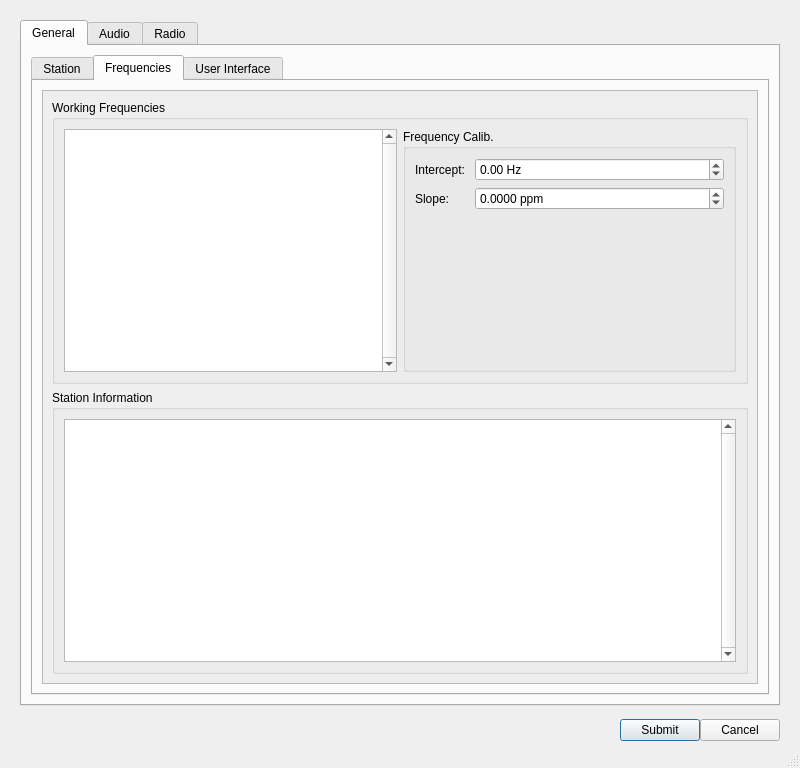
This is src/ui/dialogsettings.ui in GekkoFyre/small-world-deluxe as Qt 5 draws it before an edit. The edited form follows.
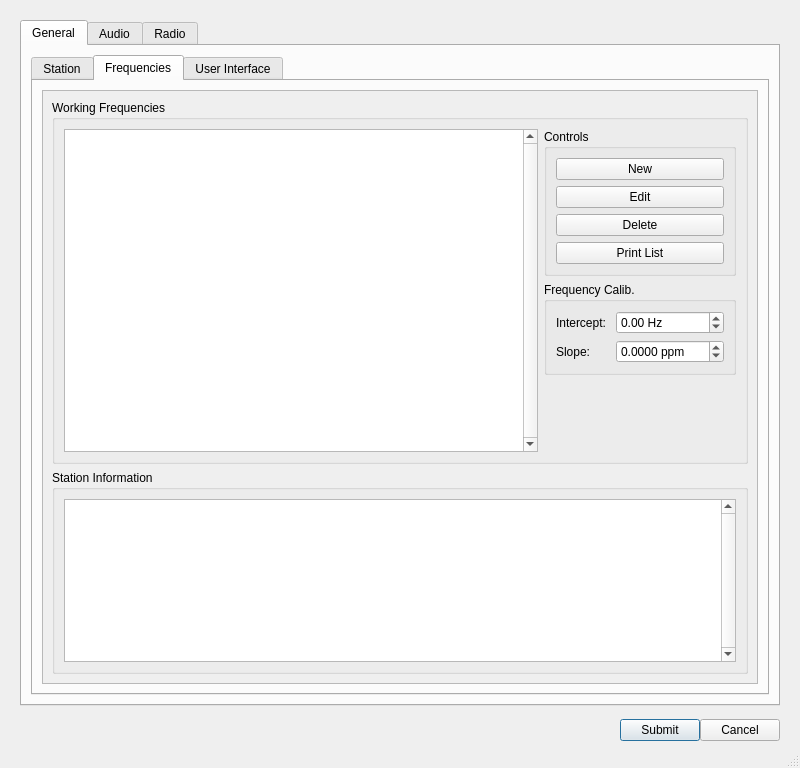
This is the edited form. The open tabs and pages were chosen to show the change.

Commit message: * The frequency list and its component values is only initialized once to the Google LevelDB now, which is upon its initial creation when the user first launches Small World Deluxe. * Updated QSettingsDialog and how the frequency table area appears.

Patch:
```diff
--- a/src/ui/dialogsettings.ui
+++ b/src/ui/dialogsettings.ui
@@ -328,6 +328,12 @@
                     <layout class="QVBoxLayout" name="verticalLayout_20">
                      <item>
                       <widget class="QGroupBox" name="groupBox_working_freqs">
+                       <property name="sizePolicy">
+                        <sizepolicy hsizetype="Preferred" vsizetype="Preferred">
+                         <horstretch>0</horstretch>
+                         <verstretch>66</verstretch>
+                        </sizepolicy>
+                       </property>
                        <property name="title">
                         <string>Working Frequencies</string>
                        </property>
@@ -336,7 +342,7 @@
                          <widget class="QTableView" name="tableView_working_freqs">
                           <property name="sizePolicy">
                            <sizepolicy hsizetype="Expanding" vsizetype="Expanding">
-                            <horstretch>0</horstretch>
+                            <horstretch>67</horstretch>
                             <verstretch>0</verstretch>
                            </sizepolicy>
                           </property>
@@ -346,7 +352,71 @@
                          </widget>
                         </item>
                         <item>
+                         <widget class="QFrame" name="frame_working_freqs_right">
+                          <property name="frameShape">
+                           <enum>QFrame::NoFrame</enum>
+                          </property>
+                          <property name="frameShadow">
+                           <enum>QFrame::Plain</enum>
+                          </property>
+                          <layout class="QVBoxLayout" name="verticalLayout_31">
+                           <property name="leftMargin">
+                            <number>0</number>
+                           </property>
+                           <property name="topMargin">
+                            <number>0</number>
+                           </property>
+                           <property name="rightMargin">
+                            <number>0</number>
+                           </property>
+                           <property name="bottomMargin">
+                            <number>0</number>
+                           </property>
+                           <item>
+                            <widget class="QGroupBox" name="groupBox_working_freqs_controls">
+                             <property name="title">
+                              <string>Controls</string>
+                             </property>
+                             <layout class="QVBoxLayout" name="verticalLayout_32">
+                              <item>
+                               <widget class="QPushButton" name="pushButton_freq_list_new">
+                                <property name="text">
+                                 <string>New</string>
+                                </property>
+                               </widget>
+                              </item>
+                              <item>
+                               <widget class="QPushButton" name="pushButton_freq_list_edit">
+                                <property name="text">
+                                 <string>Edit</string>
+                                </property>
+                               </widget>
+                              </item>
+                              <item>
+                               <widget class="QPushButton" name="pushButton_freq_list_delete">
+                                <property name="text">
+                                 <string>Delete</string>
+                                </property>
+                               </widget>
+                              </item>
+                              <item>
+                               <widget class="QPushButton" name="pushButton_freq_list_print">
+                                <property name="text">
+                                 <string>Print List</string>
+                                </property>
+                               </widget>
+                              </item>
+                             </layout>
+                            </widget>
+                           </item>
+                           <item>
                          <widget class="QGroupBox" name="groupBox_freq_calibration">
+                             <property name="sizePolicy">
+                              <sizepolicy hsizetype="Preferred" vsizetype="Preferred">
+                               <horstretch>33</horstretch>
+                               <verstretch>0</verstretch>
+                              </sizepolicy>
+                             </property>
                           <property name="title">
                            <string>Frequency Calib.</string>
                           </property>
@@ -421,11 +491,33 @@
                           </layout>
                          </widget>
                         </item>
+                           <item>
+                            <spacer name="verticalSpacer_8">
+                             <property name="orientation">
+                              <enum>Qt::Vertical</enum>
+                             </property>
+                             <property name="sizeHint" stdset="0">
+                              <size>
+                               <width>20</width>
+                               <height>40</height>
+                              </size>
+                             </property>
+                            </spacer>
+                           </item>
+                          </layout>
+                         </widget>
+                        </item>
                        </layout>
                       </widget>
                      </item>
                      <item>
                       <widget class="QGroupBox" name="groupBox_station_info_freqs">
+                       <property name="sizePolicy">
+                        <sizepolicy hsizetype="Preferred" vsizetype="Preferred">
+                         <horstretch>0</horstretch>
+                         <verstretch>37</verstretch>
+                        </sizepolicy>
+                       </property>
                        <property name="title">
                         <string>Station Information</string>
                        </property>
```
Lines whose indentation alone changed are shown as unchanged. The commit also changes 9 other files.
